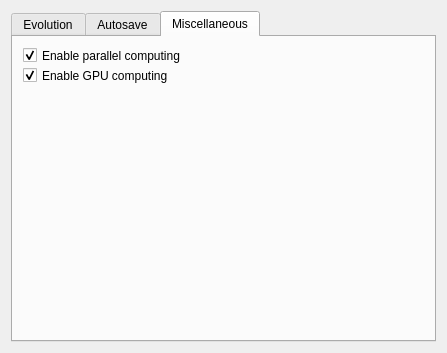
Qt form optionsform.ui (superkartoffel/evo-cubist) before a commit.
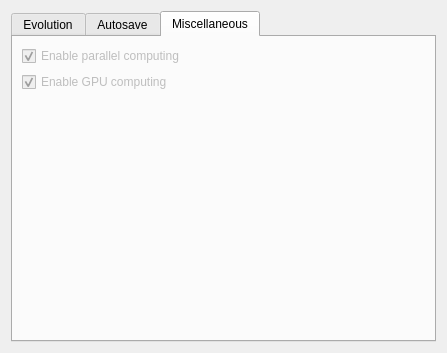
The same form after that commit. The open tabs and pages were chosen to show the change. Icons and pictures are not drawn.

Commit message: Optionen fuer Parallel/GPU Computing ausgegraut.

What changed in the file:
```diff
--- a/optionsform.ui
+++ b/optionsform.ui
@@ -568,14 +568,11 @@
       <attribute name="title">
        <string>Miscellaneous</string>
       </attribute>
+      <layout class="QGridLayout" name="gridLayout_3">
+       <item row="0" column="0">
       <widget class="QCheckBox" name="parallelComputingCheckBox">
-       <property name="geometry">
-        <rect>
-         <x>10</x>
-         <y>10</y>
-         <width>181</width>
-         <height>17</height>
-        </rect>
+         <property name="enabled">
+          <bool>false</bool>
        </property>
        <property name="text">
         <string>Enable parallel computing</string>
@@ -584,14 +581,11 @@
         <bool>true</bool>
        </property>
       </widget>
+       </item>
+       <item row="1" column="0">
       <widget class="QCheckBox" name="gpuComputingCheckBox">
-       <property name="geometry">
-        <rect>
-         <x>10</x>
-         <y>30</y>
-         <width>181</width>
-         <height>17</height>
-        </rect>
+         <property name="enabled">
+          <bool>false</bool>
        </property>
        <property name="text">
         <string>Enable GPU computing</string>
@@ -600,6 +594,21 @@
         <bool>true</bool>
        </property>
       </widget>
+       </item>
+       <item row="2" column="0">
+        <spacer name="verticalSpacer_3">
+         <property name="orientation">
+          <enum>Qt::Vertical</enum>
+         </property>
+         <property name="sizeHint" stdset="0">
+          <size>
+           <width>20</width>
+           <height>40</height>
+          </size>
+         </property>
+        </spacer>
+       </item>
+      </layout>
      </widget>
     </widget>
    </item>
```
Lines whose indentation alone changed are shown as unchanged.
